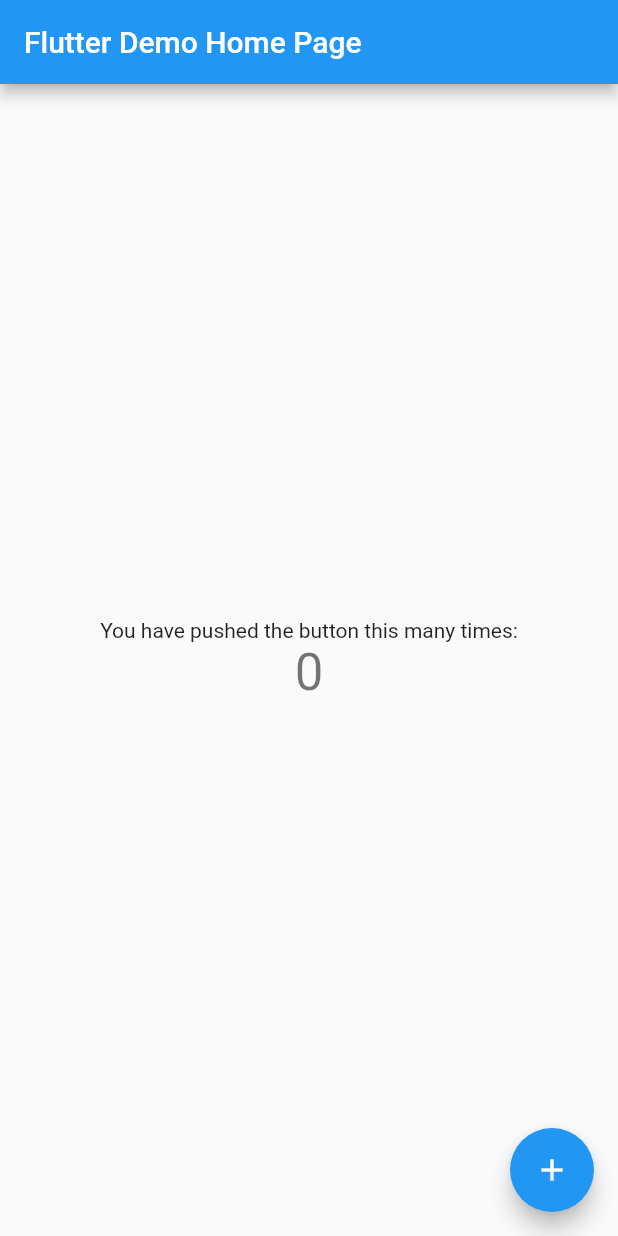
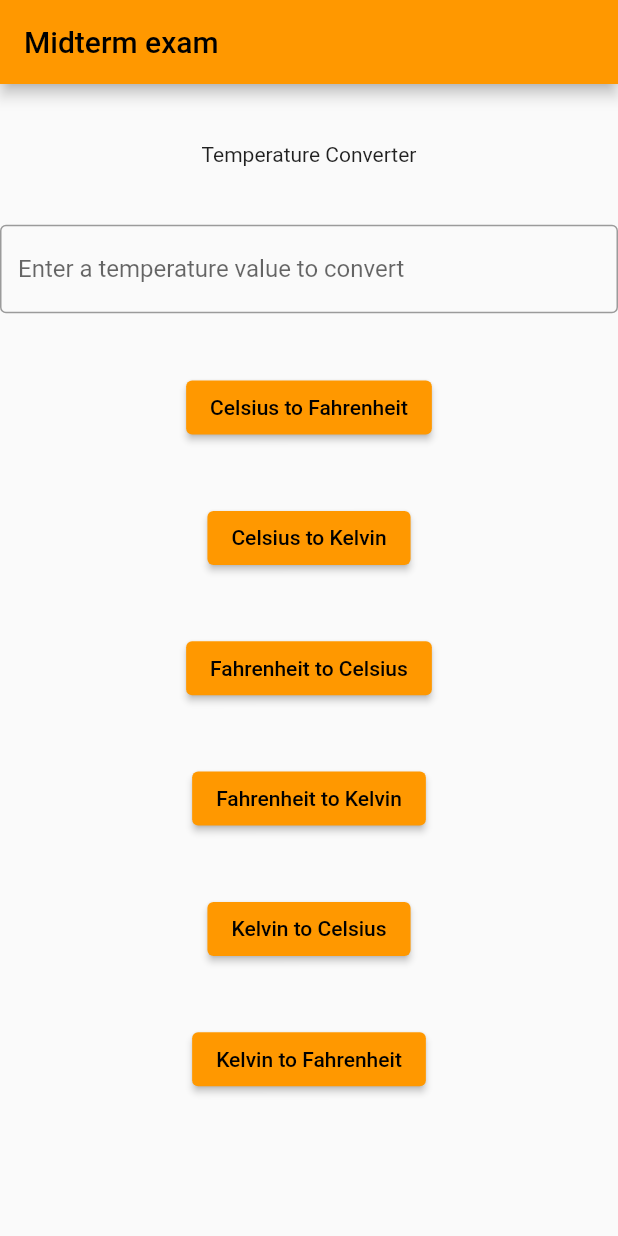
Before and after one commit to yanisa2545/midterm_630710380, a Flutter app: the screen it shows after launch, on a phone screen of 412 x 824 dp. Run offline on Flutter 3.47's test engine with Material 2 defaults, Android fonts, the phone set to English and light mode, and no system bars.

Commit message:
เพิ่มปุ่ม

```diff
--- a/lib/main.dart
+++ b/lib/main.dart
@@ -1,4 +1,5 @@
 import 'package:flutter/material.dart';
+import 'package:midterm_630710380/pages/tem_page.dart';
 
 void main() {
   runApp(const MyApp());
@@ -13,103 +14,9 @@
     return MaterialApp(
       title: 'Flutter Demo',
       theme: ThemeData(
-        // This is the theme of your application.
-        //
-        // Try running your application with "flutter run". You'll see the
-        // application has a blue toolbar. Then, without quitting the app, try
-        // changing the primarySwatch below to Colors.green and then invoke
-        // "hot reload" (press "r" in the console where you ran "flutter run",
-        // or simply save your changes to "hot reload" in a Flutter IDE).
-        // Notice that the counter didn't reset back to zero; the application
-        // is not restarted.
-        primarySwatch: Colors.blue,
+        primarySwatch: Colors.orange,
       ),
-      home: const MyHomePage(title: 'Flutter Demo Home Page'),
+      home: TemPage(),
     );
   }
 }
-
-class MyHomePage extends StatefulWidget {
-  const MyHomePage({Key? key, required this.title}) : super(key: key);
-
-  // This widget is the home page of your application. It is stateful, meaning
-  // that it has a State object (defined below) that contains fields that affect
-  // how it looks.
-
-  // This class is the configuration for the state. It holds the values (in this
-  // case the title) provided by the parent (in this case the App widget) and
-  // used by the build method of the State. Fields in a Widget subclass are
-  // always marked "final".
-
-  final String title;
-
-  @override
-  State<MyHomePage> createState() => _MyHomePageState();
-}
-
-class _MyHomePageState extends State<MyHomePage> {
-  int _counter = 0;
-
-  void _incrementCounter() {
-    setState(() {
-      // This call to setState tells the Flutter framework that something has
-      // changed in this State, which causes it to rerun the build method below
-      // so that the display can reflect the updated values. If we changed
-      // _counter without calling setState(), then the build method would not be
-      // called again, and so nothing would appear to happen.
-      _counter++;
-    });
-  }
-
-  @override
-  Widget build(BuildContext context) {
-    // This method is rerun every time setState is called, for instance as done
-    // by the _incrementCounter method above.
-    //
-    // The Flutter framework has been optimized to make rerunning build methods
-    // fast, so that you can just rebuild anything that needs updating rather
-    // than having to individually change instances of widgets.
-    return Scaffold(
-      appBar: AppBar(
-        // Here we take the value from the MyHomePage object that was created by
-        // the App.build method, and use it to set our appbar title.
-        title: Text(widget.title),
-      ),
-      body: Center(
-        // Center is a layout widget. It takes a single child and positions it
-        // in the middle of the parent.
-        child: Column(
-          // Column is also a layout widget. It takes a list of children and
-          // arranges them vertically. By default, it sizes itself to fit its
-          // children horizontally, and tries to be as tall as its parent.
-          //
-          // Invoke "debug painting" (press "p" in the console, choose the
-          // "Toggle Debug Paint" action from the Flutter Inspector in Android
-          // Studio, or the "Toggle Debug Paint" command in Visual Studio Code)
-          // to see the wireframe for each widget.
-          //
-          // Column has various properties to control how it sizes itself and
-          // how it positions its children. Here we use mainAxisAlignment to
-          // center the children vertically; the main axis here is the vertical
-          // axis because Columns are vertical (the cross axis would be
-          // horizontal).
-          mainAxisAlignment: MainAxisAlignment.center,
-          children: <Widget>[
-            const Text(
-              'You have pushed the button this many times:',
-            ),
-            Text(
-              '$_counter',
-              style: Theme.of(context).textTheme.headline4,
-            ),
-          ],
-        ),
-      ),
-      floatingActionButton: FloatingActionButton(
-        onPressed: _incrementCounter,
-        tooltip: 'Increment',
-        child: const Icon(Icons.add),
-      ), // This trailing comma makes auto-formatting nicer for build methods.
-    );
-  }
-}
--- /dev/null
+++ b/lib/pages/tem_page.dart
@@ -0,0 +1,79 @@
+import 'package:midterm_630710380/temperatrue.dart';
+import 'package:flutter/material.dart';
+class TemPage extends StatefulWidget {
+  @override
+  State<TemPage> createState() => _TemPageState();
+}
+class _TemPageState extends State<TemPage> {
+  final controller1 = TextEditingController();
+  final _tem = Tem1();
+  var _feedbacktext = '';
+  double Celsius = 0.0000;
+  void handClick(){
+    var guess1 = double.tryParse(controller1.text);
+
+    if(guess1 == null){
+      setState(() {
+        _feedbacktext = 'Input Error!!!';
+      });
+    }
+    else if(guess1 != null){
+     // var result = _tem.doTem(guess1);
+     // var r = _tem.answer;
+      setState(() {
+       _feedbacktext = '$guess1 Celsius = $Celsius Fahrenheit';
+      });
+    }
+  }
+  @override
+  Widget build(BuildContext context) {
+    return Scaffold(
+      appBar: AppBar(title: const Text('Midterm exam')),
+      body: Center(
+        child: Column(
+          mainAxisAlignment: MainAxisAlignment.spaceEvenly,
+         // crossAxisAlignment: CrossAxisAlignment.center,
+          children:[
+            const Text('Temperature Converter'),
+      TextField(
+              controller: controller1,
+              decoration:  InputDecoration(
+                border: OutlineInputBorder(),
+                hintText: 'Enter a temperature value to convert',
+              ),
+            ),
+            //callback function
+            ElevatedButton(
+              onPressed: handClick,
+              child: Text('Celsius to Fahrenheit'),
+            ),
+
+            ElevatedButton(
+              onPressed: handClick,
+              child: Text('Celsius to Kelvin'),
+            ),
+            ElevatedButton(
+              onPressed: handClick,
+              child: Text('Fahrenheit to Celsius'),
+            ),
+            ElevatedButton(
+              onPressed: handClick,
+              child: Text('Fahrenheit to Kelvin'),
+            ),
+
+            ElevatedButton(
+              onPressed: handClick,
+              child: Text('Kelvin to Celsius'),
+            ),
+
+            ElevatedButton(
+              onPressed: handClick,
+              child: Text('Kelvin to Fahrenheit'),
+            ),
+            Text(_feedbacktext)
+          ],
+        ),
+      ),
+    );
+  }
+}
--- /dev/null
+++ b/lib/temperatrue.dart
@@ -0,0 +1,23 @@
+import 'dart:math';
+
+enum Result {
+  ans;
+}
+class Tem1 {
+  double? answer ;
+  Tem1() {
+    var r = Random();
+    answer = r.nextDouble();
+  }
+  double?  anwer(){
+    return answer;
+  }
+  Result doTem(double T) {
+    if (T >= answer!) {
+      return Result.ans;
+    }
+    else {
+      return Result.ans;
+    }
+  }
+}
```
